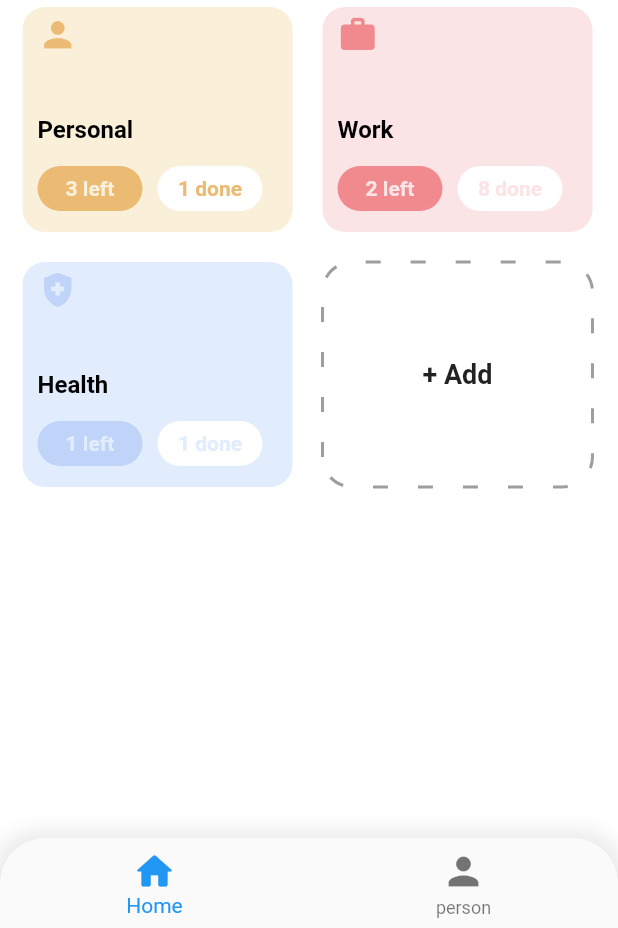
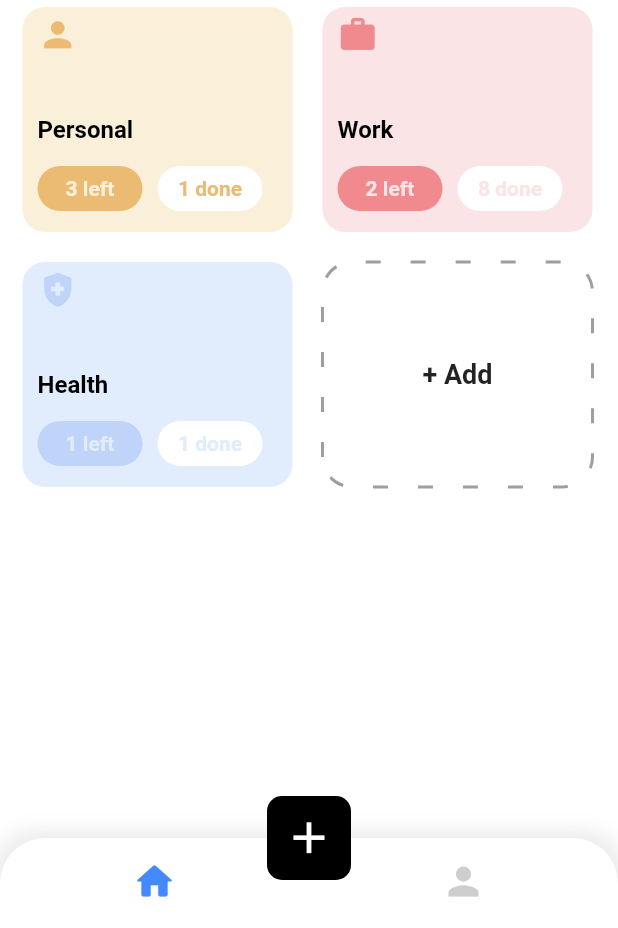
Before and after one commit to viktorvoltz/mobile_ui, a Flutter app: the screen it shows after launch, on a phone screen of 412 x 824 dp, the part 308-1236 px from its top. Run offline on Flutter 3.47's test engine with Material 2 defaults, Android fonts, the light colour scheme and no system bars; drawn by our look-alikes of dotted_border.

Commit message:
floating botton

```diff
--- a/lib/screens/home/home.dart
+++ b/lib/screens/home/home.dart
@@ -50,13 +50,25 @@
           Body2(),
         ],
       ),
-
       bottomNavigationBar: _bottomNavigationBar(),
+      floatingActionButtonLocation: FloatingActionButtonLocation.centerDocked,
+      floatingActionButton: FloatingActionButton(
+        shape: RoundedRectangleBorder(
+          borderRadius: BorderRadius.circular(10)
+        ),
+        elevation: 0,
+        backgroundColor: Colors.black,
+        onPressed: () {},
+        child: Icon(
+          Icons.add,
+          size: 35,
+        ),
+      ),
     );
   }
 }
 
-Widget _bottomNavigationBar(){
+Widget _bottomNavigationBar() {
   return Container(
     decoration: BoxDecoration(
         borderRadius: BorderRadius.only(
@@ -67,19 +79,26 @@
           BoxShadow(
               color: Colors.grey.withOpacity(0.2),
               spreadRadius: 5,
-          blurRadius: 10
-        )
-      ]
-    ),
+              blurRadius: 10)
+        ]),
     child: ClipRRect(
       borderRadius: BorderRadius.only(
         topLeft: Radius.circular(30),
         topRight: Radius.circular(30),
       ),
       child: BottomNavigationBar(
+        backgroundColor: Colors.white,
+        showSelectedLabels: false,
+        showUnselectedLabels: false,
+        selectedItemColor: Colors.blueAccent,
+        unselectedItemColor: Colors.grey.withOpacity(0.5),
         items: [
-          BottomNavigationBarItem(label: 'Home', icon: Icon(Icons.home_rounded, size: 30)),
-          BottomNavigationBarItem(label: 'person', icon: Icon(Icons.person, size: 30),),
+          BottomNavigationBarItem(
+              label: 'Home', icon: Icon(Icons.home_rounded, size: 30)),
+          BottomNavigationBarItem(
+            label: 'person',
+            icon: Icon(Icons.person, size: 30),
+          ),
         ],
       ),
     ),
```
Lines whose indentation alone changed are shown as unchanged.
